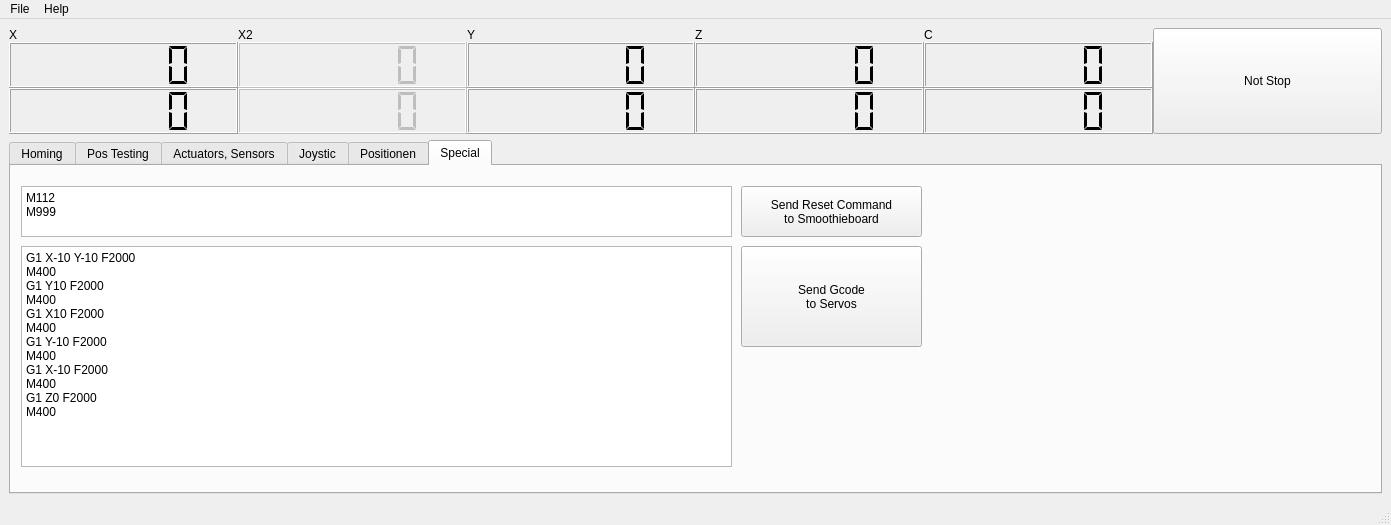
Qt form Gui.ui (gxurma/PythonCanSteering) before a commit.
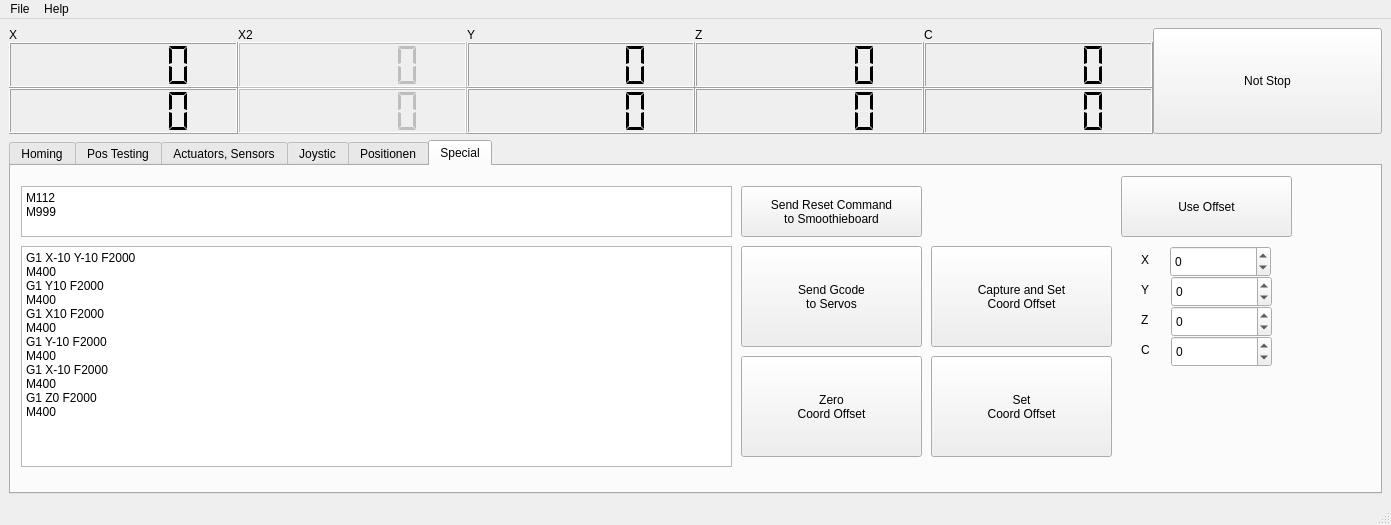
The same form after that commit. The open tabs and pages were chosen to show the change.

Commit message: Halbwegs brauchbare Offset Verwendung

What changed in the file:
```diff
--- a/Gui.ui
+++ b/Gui.ui
@@ -2292,6 +2292,180 @@
 to Servos</string>
         </property>
        </widget>
+       <widget class="QPushButton" name="pushButtonCaptureCoordOffset">
+        <property name="geometry">
+         <rect>
+          <x>920</x>
+          <y>80</y>
+          <width>181</width>
+          <height>101</height>
+         </rect>
+        </property>
+        <property name="text">
+         <string>Capture and Set
+Coord Offset</string>
+        </property>
+       </widget>
+       <widget class="QPushButton" name="pushButtonZeroCoordOffset">
+        <property name="geometry">
+         <rect>
+          <x>730</x>
+          <y>190</y>
+          <width>181</width>
+          <height>101</height>
+         </rect>
+        </property>
+        <property name="text">
+         <string>Zero
+Coord Offset</string>
+        </property>
+       </widget>
+       <widget class="QPushButton" name="pushButtonSetCoordOffset">
+        <property name="geometry">
+         <rect>
+          <x>920</x>
+          <y>190</y>
+          <width>181</width>
+          <height>101</height>
+         </rect>
+        </property>
+        <property name="text">
+         <string>Set
+Coord Offset</string>
+        </property>
+       </widget>
+       <widget class="QSpinBox" name="spinBoxOffsetX">
+        <property name="geometry">
+         <rect>
+          <x>1159</x>
+          <y>80</y>
+          <width>101</width>
+          <height>31</height>
+         </rect>
+        </property>
+        <property name="minimum">
+         <number>-16300</number>
+        </property>
+        <property name="maximum">
+         <number>16300</number>
+        </property>
+       </widget>
+       <widget class="QSpinBox" name="spinBoxOffsetY">
+        <property name="geometry">
+         <rect>
+          <x>1160</x>
+          <y>110</y>
+          <width>101</width>
+          <height>31</height>
+         </rect>
+        </property>
+        <property name="minimum">
+         <number>-22080</number>
+        </property>
+        <property name="maximum">
+         <number>22080</number>
+        </property>
+       </widget>
+       <widget class="QSpinBox" name="spinBoxOffsetZ">
+        <property name="geometry">
+         <rect>
+          <x>1160</x>
+          <y>140</y>
+          <width>101</width>
+          <height>31</height>
+         </rect>
+        </property>
+        <property name="minimum">
+         <number>-104000</number>
+        </property>
+        <property name="maximum">
+         <number>104000</number>
+        </property>
+       </widget>
+       <widget class="QLabel" name="label_19">
+        <property name="geometry">
+         <rect>
+          <x>1130</x>
+          <y>80</y>
+          <width>18</width>
+          <height>27</height>
+         </rect>
+        </property>
+        <property name="text">
+         <string>X</string>
+        </property>
+       </widget>
+       <widget class="QLabel" name="label_20">
+        <property name="geometry">
+         <rect>
+          <x>1130</x>
+          <y>110</y>
+          <width>18</width>
+          <height>27</height>
+         </rect>
+        </property>
+        <property name="text">
+         <string>Y</string>
+        </property>
+       </widget>
+       <widget class="QLabel" name="label_21">
+        <property name="geometry">
+         <rect>
+          <x>1130</x>
+          <y>140</y>
+          <width>18</width>
+          <height>27</height>
+         </rect>
+        </property>
+        <property name="text">
+         <string>Z</string>
+        </property>
+       </widget>
+       <widget class="QSpinBox" name="spinBoxOffsetC">
+        <property name="geometry">
+         <rect>
+          <x>1160</x>
+          <y>170</y>
+          <width>101</width>
+          <height>31</height>
+         </rect>
+        </property>
+        <property name="minimum">
+         <number>-4100</number>
+        </property>
+        <property name="maximum">
+         <number>4100</number>
+        </property>
+       </widget>
+       <widget class="QLabel" name="label_22">
+        <property name="geometry">
+         <rect>
+          <x>1130</x>
+          <y>170</y>
+          <width>18</width>
+          <height>27</height>
+         </rect>
+        </property>
+        <property name="text">
+         <string>C</string>
+        </property>
+       </widget>
+       <widget class="QPushButton" name="pushButtonUseOffset">
+        <property name="geometry">
+         <rect>
+          <x>1110</x>
+          <y>10</y>
+          <width>171</width>
+          <height>61</height>
+         </rect>
+        </property>
+        <property name="text">
+         <string>Use Offset</string>
+        </property>
+        <property name="checkable">
+         <bool>true</bool>
+        </property>
+       </widget>
       </widget>
      </widget>
     </item>
```
The commit also changes 1 other file.
